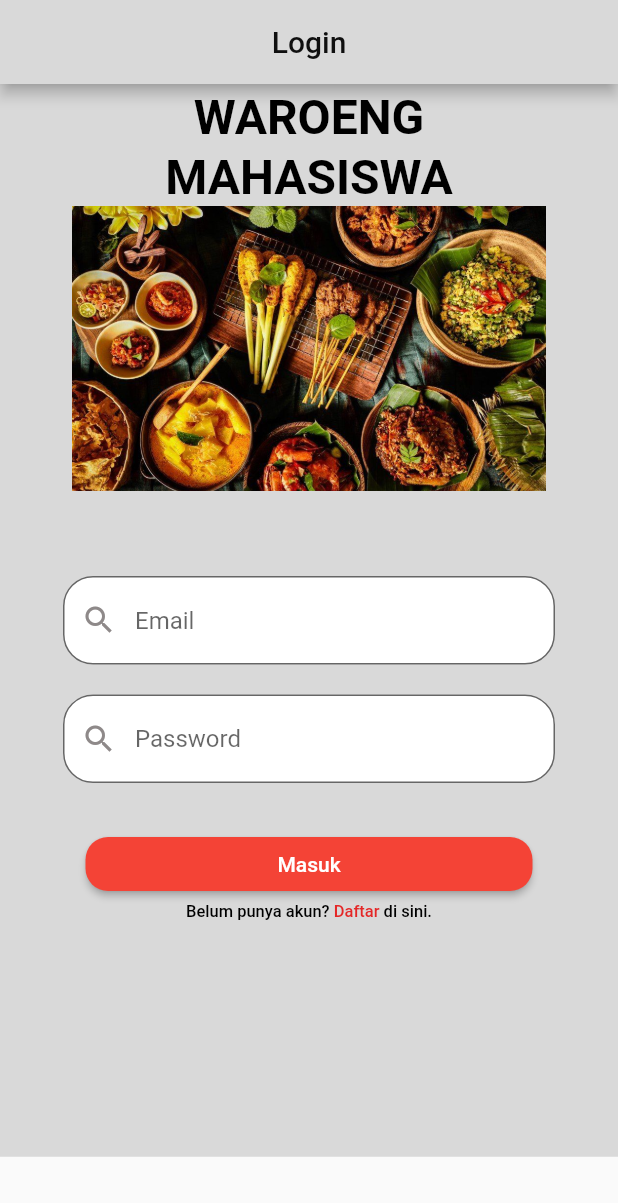
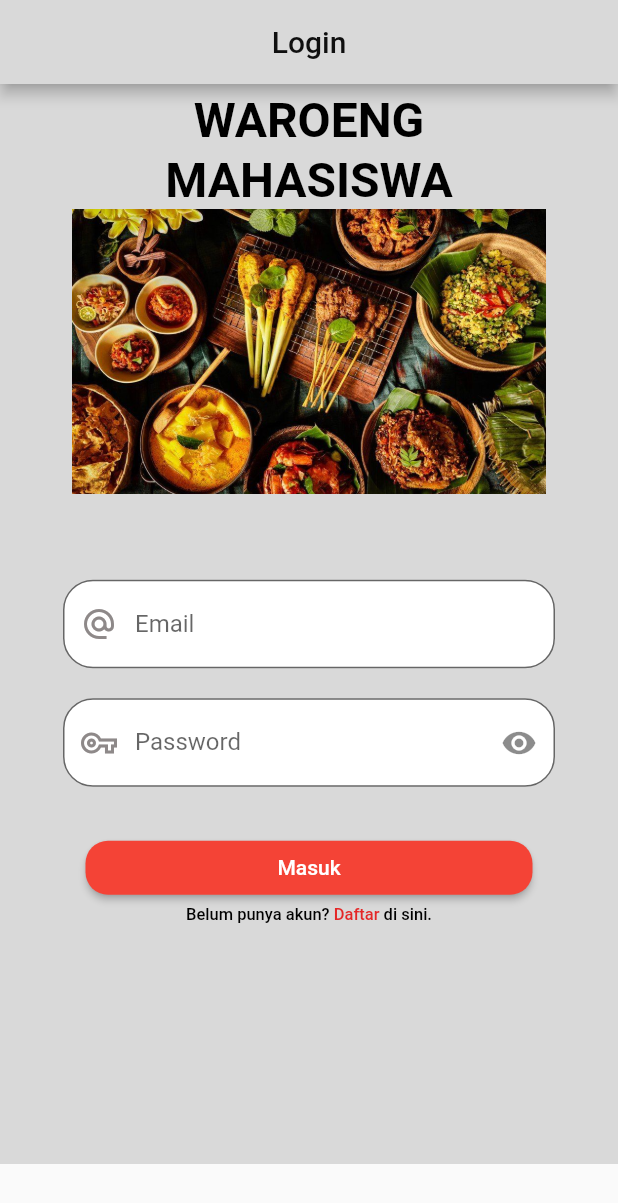
Before and after one commit to Project-Mobile-Tugas/Project, a Flutter app: the screen it shows after launch, on a phone screen of 412 x 824 dp. Shown: the top 1203 px of the screen. Run offline on Flutter 3.47's test engine with Material 2 defaults, Android fonts, the phone set to English and light mode, and no system bars; our stand-ins replace firebase_auth, firebase_core, google_fonts; accounts and stored records are empty; Roboto replaces fonts that are missing (Helvetica Neue LT Std, Rockwell).

Commit message:
push 8
nambah logout di home dan khusus email dan password di login dan register

```diff
--- a/Mobile/lib/main.dart
+++ b/Mobile/lib/main.dart
@@ -1,4 +1,3 @@
-
 import 'package:flutter/material.dart';
 import 'package:flutter/gestures.dart';
 import 'dart:ui';
@@ -39,7 +38,7 @@ class MyApp extends StatelessWidget {
         primarySwatch: Colors.blue,
       ),
       routes: {
-        '/': (context) => AuthPage(),
+        '/': (context) => Login(),
       },
     );
   }
--- a/Mobile/lib/page-1/login.dart
+++ b/Mobile/lib/page-1/login.dart
@@ -7,9 +7,14 @@ import 'package:myapp/page-1/minuman.dart';
 import 'package:myapp/page-1/register.dart';
 import 'package:myapp/utils.dart';
 
-class Login extends StatelessWidget {
-  Login({super.key});
+class Login extends StatefulWidget {
+  const Login({Key? key}) : super(key: key);
+  @override
+  _LoginState createState() => _LoginState();
+}
 
+class _LoginState extends State<Login> {
+  bool passenable = true;
   //text edit controler
   final emailController = TextEditingController();
   final passwordController = TextEditingController();
@@ -40,7 +45,7 @@ class Login extends StatelessWidget {
             color: Color(0xffd9d9d9),
             child: Container(
               width: double.infinity,
-              height: 715,
+              height: 720,
               child: Container(
                 // login2ez (I1:52;1:34)
                 padding: EdgeInsets.fromLTRB(37, 0, 37, 156),
@@ -80,6 +85,7 @@ class Login extends StatelessWidget {
                       width: double.infinity,
                       margin: EdgeInsets.only(left: 5, right: 5),
                       child: TextField(
+                        keyboardType: TextInputType.emailAddress,
                         controller: emailController,
                         decoration: InputDecoration(
                           filled: true,
@@ -88,10 +94,11 @@ class Login extends StatelessWidget {
                             borderRadius: BorderRadius.circular(20.0),
                           ),
                           prefixIcon: Icon(
-                            Icons.search,
+                            Icons.alternate_email,
                             color: Color.fromARGB(255, 142, 137, 137),
                           ),
-                          hintText: 'Email',
+                          labelText: 'Email',
+                          hintText: 'email@example.com',
                         ),
                       ),
                     ),
@@ -102,6 +109,7 @@ class Login extends StatelessWidget {
                       width: double.infinity,
                       margin: EdgeInsets.only(left: 5, right: 5),
                       child: TextField(
+                        obscureText: passenable,
                         controller: passwordController,
                         decoration: InputDecoration(
                           filled: true,
@@ -110,10 +118,20 @@ class Login extends StatelessWidget {
                             borderRadius: BorderRadius.circular(20.0),
                           ),
                           prefixIcon: Icon(
-                            Icons.search,
+                            Icons.vpn_key_outlined,
                             color: Color.fromARGB(255, 142, 137, 137),
                           ),
-                          hintText: 'Password',
+                          labelText: 'Password',
+                          hintText: 'Enter Password',
+                          suffixIcon: IconButton(
+                              icon: Icon(passenable
+                                  ? Icons.visibility
+                                  : Icons.visibility_off),
+                              onPressed: () {
+                                setState(() {
+                                  passenable = !passenable;
+                                });
+                              }),
                         ),
                       ),
                     ),
```
Also changed, not shown: Mobile/lib/page-1/home.dart (+10 -1 lines), Mobile/lib/page-1/register.dart (+25 -5 lines).
